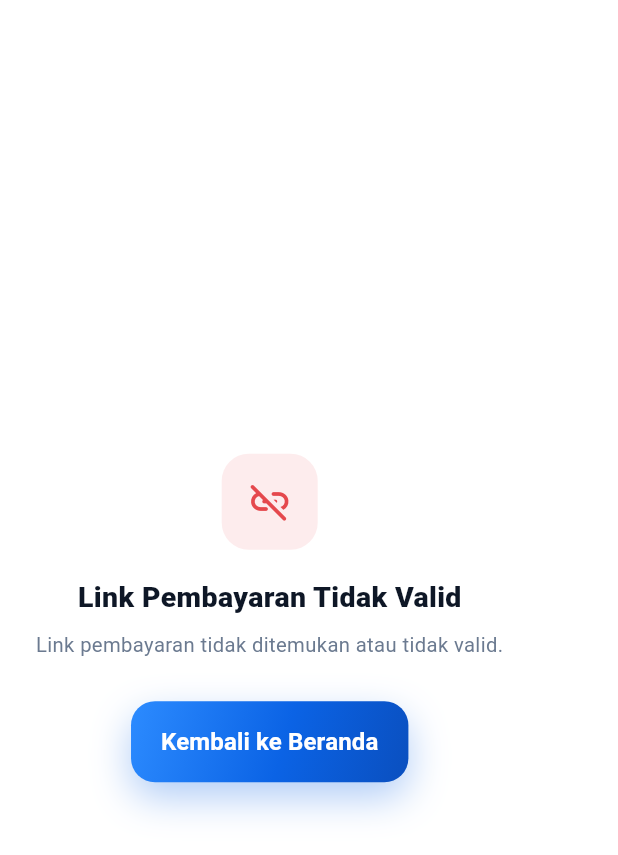
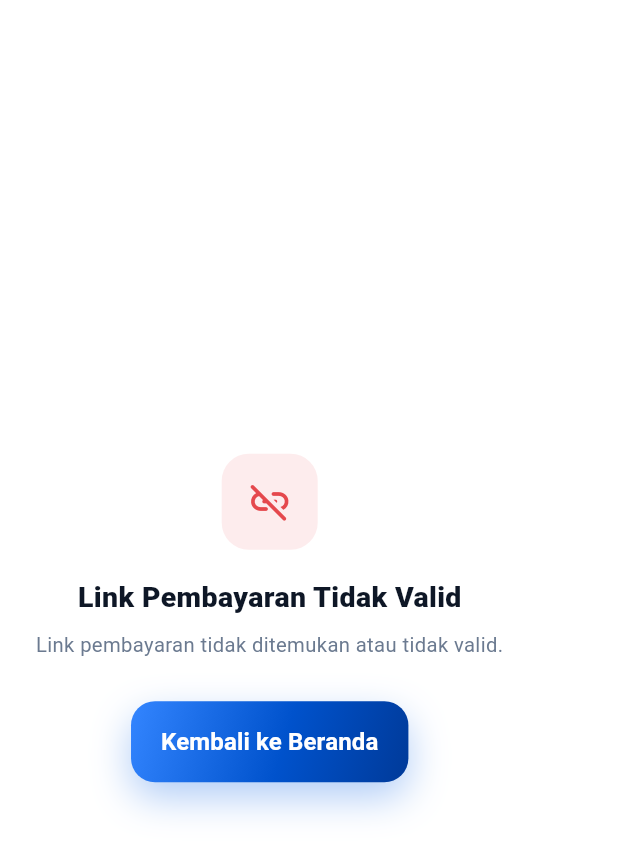
Before and after one commit to dzikribdr/dompet_kampus, a Flutter app: the PaymentDeeplinkPage screen opened by its route, on a phone screen of 412 x 824 dp. Shown: the top 855 px of the screen. Run offline on Flutter 3.47's test engine with Material 3 defaults, Android fonts, the phone set to English and light mode, and no system bars; our stand-ins replace app_links, dio, equatable, firebase_auth, firebase_core, flutter_bloc and 6 more; missing offline and left inert: local_auth_android, mobile_scanner; accounts and stored records are empty; network calls fail; Roboto replaces fonts that are missing (PlusJakartaSans).

Commit message:
Ganti warna primary utama ke biru profesional untuk kontras lebih baik

```diff
--- a/lib/core/theme/app_colors.dart
+++ b/lib/core/theme/app_colors.dart
@@ -2,11 +2,11 @@ import 'package:flutter/material.dart';
 
 class AppColors {
   // Primary Blue
-  static const Color primary = Color(0xFF0B63E5);
-  static const Color primaryLight = Color(0xFF2C8BFF);
-  static const Color primaryDark = Color(0xFF0A4FBF);
-  static const Color primarySurface = Color(0xFFE8F1FD);
-  static const Color primaryBorder = Color(0xFFB8D0F7);
+  static const Color primary = Color(0xFF0052CC);
+  static const Color primaryLight = Color(0xFF3385FF);
+  static const Color primaryDark = Color(0xFF003A99);
+  static const Color primarySurface = Color(0xFFE6F0FF);
+  static const Color primaryBorder = Color(0xFF99C2FF);
 
   // Semantic
   static const Color green = Color(0xFF16A571);
```
